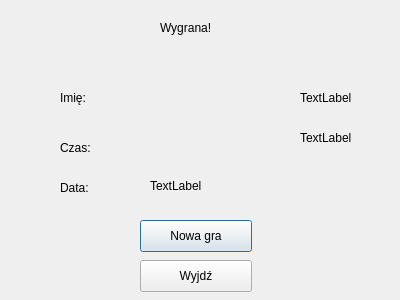
Qt form congratswindow.ui (mpaluch1/slides_puzzle) before a commit.
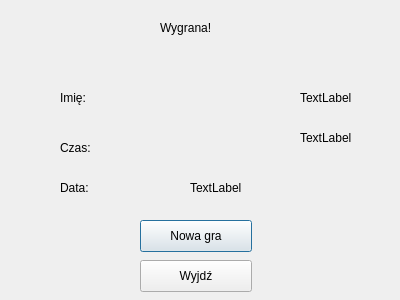
The same form after that commit.

Patch:
```diff
--- a/congratswindow.ui
+++ b/congratswindow.ui
@@ -18,7 +18,7 @@
     <rect>
      <x>160</x>
      <y>20</y>
-     <width>58</width>
+     <width>71</width>
      <height>16</height>
     </rect>
    </property>
@@ -70,7 +70,7 @@
     <rect>
      <x>300</x>
      <y>90</y>
-     <width>58</width>
+     <width>71</width>
      <height>16</height>
     </rect>
    </property>
@@ -83,7 +83,7 @@
     <rect>
      <x>300</x>
      <y>130</y>
-     <width>58</width>
+     <width>71</width>
      <height>16</height>
     </rect>
    </property>
@@ -94,10 +94,10 @@
   <widget class="QLabel" name="date_label">
    <property name="geometry">
     <rect>
-     <x>150</x>
-     <y>170</y>
-     <width>211</width>
-     <height>31</height>
+     <x>190</x>
+     <y>180</y>
+     <width>181</width>
+     <height>16</height>
     </rect>
    </property>
    <property name="text">
```
